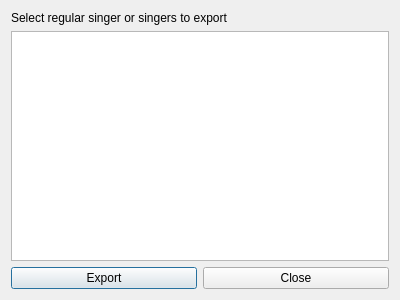
Above: KaraokeHost/regularexportdialog.ui from OpenKJ/OpenKJ before the change. Below: the same form after it.
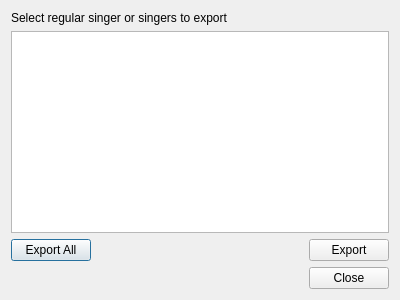
That is the form after the change.

Diff of the .ui file:
```diff
--- a/KaraokeHost/regularexportdialog.ui
+++ b/KaraokeHost/regularexportdialog.ui
@@ -48,12 +48,49 @@
    </item>
    <item>
     <layout class="QHBoxLayout" name="horizontalLayout">
+     <item>
+      <widget class="QPushButton" name="pushButtonExportAll">
+       <property name="text">
+        <string>Export All</string>
+       </property>
+      </widget>
+     </item>
+     <item>
+      <spacer name="horizontalSpacer_2">
+       <property name="orientation">
+        <enum>Qt::Horizontal</enum>
+       </property>
+       <property name="sizeHint" stdset="0">
+        <size>
+         <width>40</width>
+         <height>20</height>
+        </size>
+       </property>
+      </spacer>
+     </item>
      <item>
       <widget class="QPushButton" name="pushButtonExport">
        <property name="text">
         <string>Export</string>
        </property>
       </widget>
+     </item>
+    </layout>
+   </item>
+   <item>
+    <layout class="QHBoxLayout" name="horizontalLayout_2">
+     <item>
+      <spacer name="horizontalSpacer">
+       <property name="orientation">
+        <enum>Qt::Horizontal</enum>
+       </property>
+       <property name="sizeHint" stdset="0">
+        <size>
+         <width>40</width>
+         <height>20</height>
+        </size>
+       </property>
+      </spacer>
      </item>
      <item>
       <widget class="QPushButton" name="pushButtonClose">
```
Left out of the diff: 2 changed lines with no effect on the pictures.
